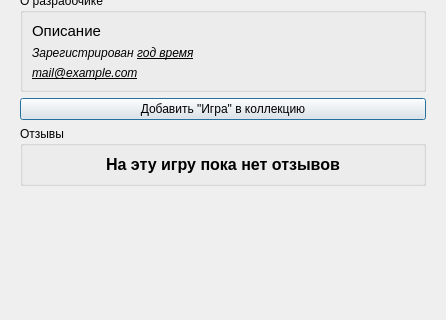
Before: the Qt Designer form sem5/supergames-qt/gamedialog.ui in faurkonig/i-love-karpov, drawn with Qt 5; both pictures show x 0 to 446 and y 194 to 514 of the 446 by 514 pixel window.
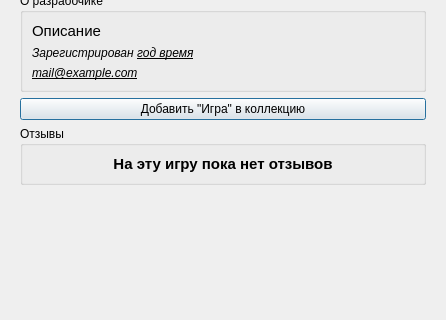
After: the same form once the commit is applied.

```diff
--- a/sem5/supergames-qt/gamedialog.ui
+++ b/sem5/supergames-qt/gamedialog.ui
@@ -30,8 +30,8 @@
        <rect>
         <x>0</x>
         <y>0</y>
-        <width>414</width>
-        <height>497</height>
+        <width>428</width>
+        <height>496</height>
        </rect>
       </property>
       <layout class="QVBoxLayout" name="verticalLayout_2">
@@ -198,7 +198,7 @@
            <widget class="QLabel" name="noReviewLabel">
             <property name="font">
              <font>
-              <pointsize>12</pointsize>
+              <pointsize>11</pointsize>
               <bold>true</bold>
              </font>
             </property>
```
